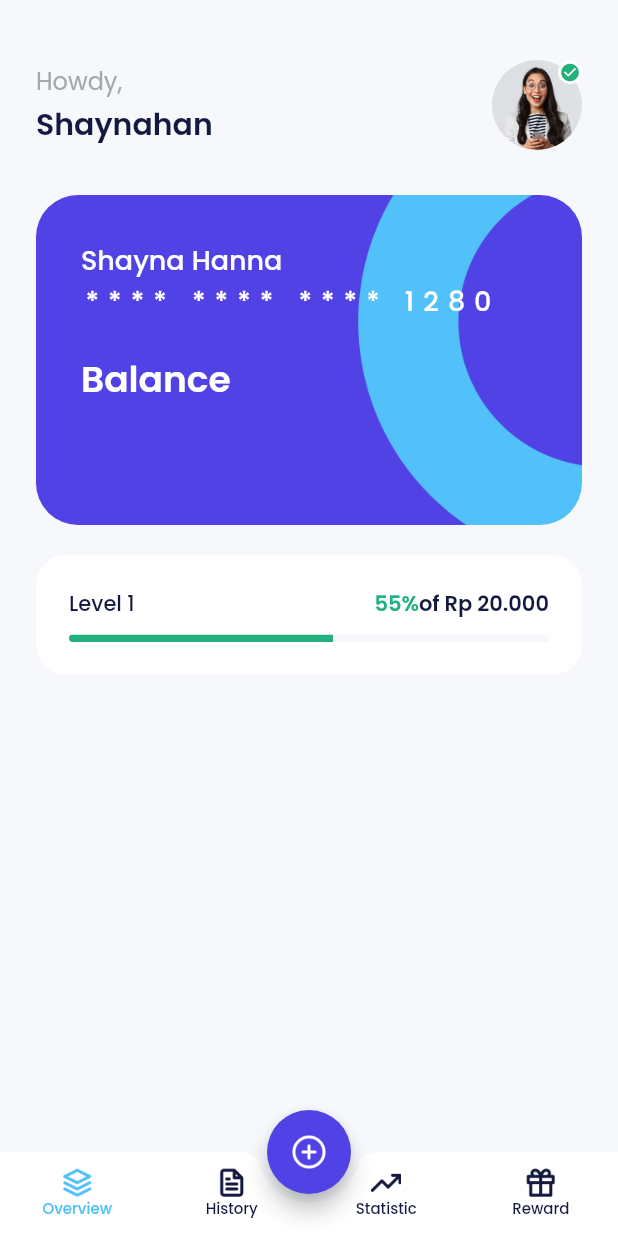
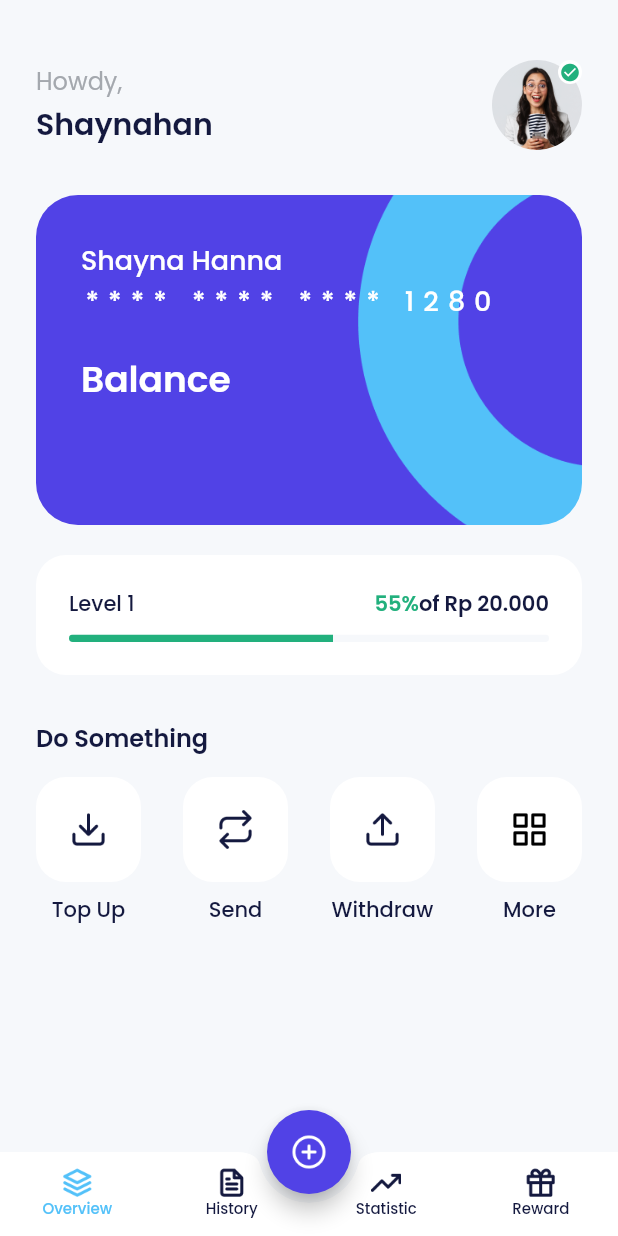
Before and after one commit to syaifudinm149/bank_sha, a Flutter app: the HomePage screen opened by its route, on a phone screen of 412 x 824 dp. Run offline on Flutter 3.47's test engine with Material 2 defaults, Android fonts, the phone set to English and light mode, and no system bars; our stand-ins replace carousel_slider, google_fonts.

Commit message:
slicing home page - build services

```diff
--- a/lib/ui/pages/home_page.dart
+++ b/lib/ui/pages/home_page.dart
@@ -1,4 +1,5 @@
 import 'package:bank_sha/shared/theme.dart';
+import 'package:bank_sha/ui/widgets/home_service_item.dart';
 import 'package:flutter/material.dart';
 
 class HomePage extends StatelessWidget {
@@ -80,6 +81,7 @@ class HomePage extends StatelessWidget {
           buildProfile(),
           buildWalletCard(),
           buildLevel(),
+          buildServices(),
         ],
       ),
     );
@@ -248,4 +250,52 @@ class HomePage extends StatelessWidget {
       ),
     );
   }
+
+  Widget buildServices() {
+    return Container(
+      margin: const EdgeInsets.only(
+        top: 30,
+      ),
+      child: Column(
+        crossAxisAlignment: CrossAxisAlignment.start,
+        children: [
+          Text(
+            'Do Something',
+            style: blackTextStyle.copyWith(
+              fontSize: 16,
+              fontWeight: semiBold,
+            ),
+          ),
+          const SizedBox(
+            height: 14,
+          ),
+          Row(
+            mainAxisAlignment: MainAxisAlignment.spaceBetween,
+            children: [
+              HomeServiceItem(
+                iconUrl: 'assets/ic_topup.png',
+                title: 'Top Up',
+                onTap: () {},
+              ),
+              HomeServiceItem(
+                iconUrl: 'assets/ic_send.png',
+                title: 'Send',
+                onTap: () {},
+              ),
+              HomeServiceItem(
+                iconUrl: 'assets/ic_withdraw.png',
+                title: 'Withdraw',
+                onTap: () {},
+              ),
+              HomeServiceItem(
+                iconUrl: 'assets/ic_more.png',
+                title: 'More',
+                onTap: () {},
+              ),
+            ],
+          )
+        ],
+      ),
+    );
+  }
 }
--- /dev/null
+++ b/lib/ui/widgets/home_service_item.dart
@@ -0,0 +1,45 @@
+import 'package:bank_sha/shared/theme.dart';
+import 'package:flutter/material.dart';
+
+class HomeServiceItem extends StatelessWidget {
+  final String iconUrl;
+  final String title;
+  final VoidCallback? onTap;
+
+  const HomeServiceItem({
+    Key? key,
+    required this.iconUrl,
+    required this.title,
+    this.onTap,
+  }) : super(key: key);
+
+  @override
+  Widget build(BuildContext context) {
+    return Column(
+      children: [
+        Container(
+          width: 70,
+          height: 70,
+          margin: const EdgeInsets.only(
+            bottom: 8,
+          ),
+          decoration: BoxDecoration(
+            borderRadius: BorderRadius.circular(20),
+            color: whiteColor,
+          ),
+          child: Center(
+              child: Image.asset(
+            iconUrl,
+            width: 26,
+          )),
+        ),
+        Text(
+          title,
+          style: blackTextStyle.copyWith(
+            fontWeight: medium,
+          ),
+        ),
+      ],
+    );
+  }
+}
```
